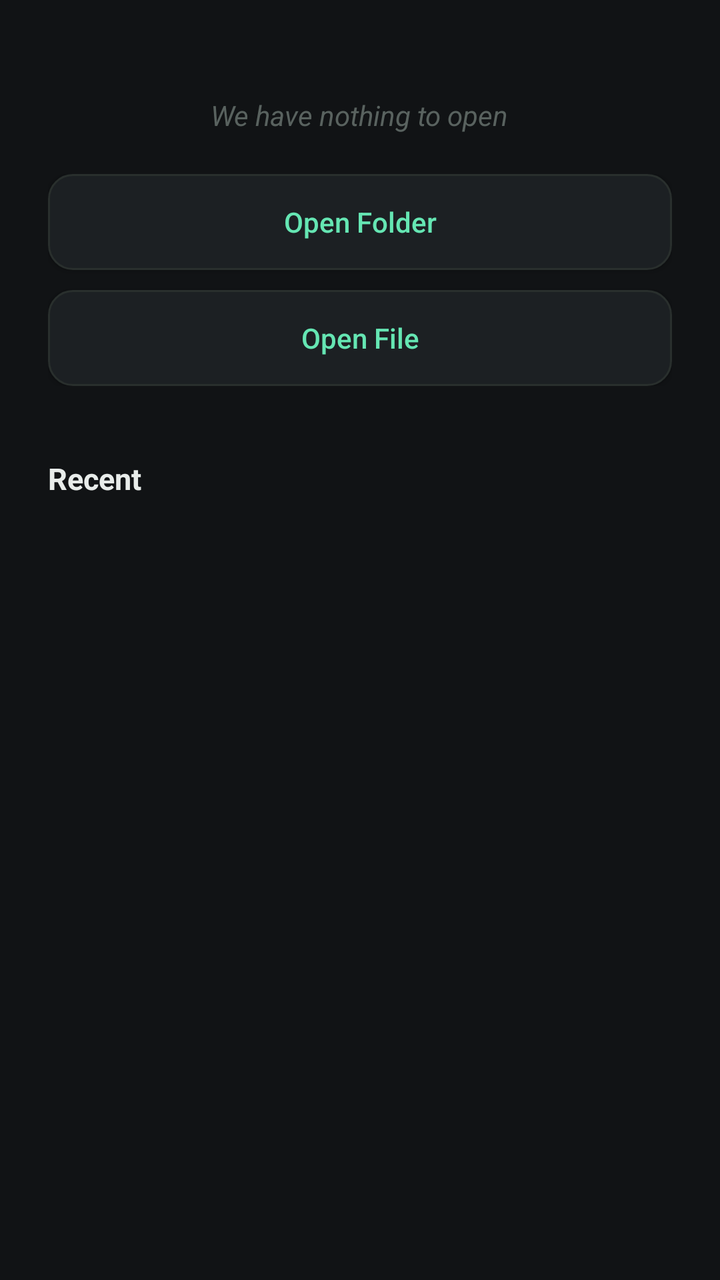
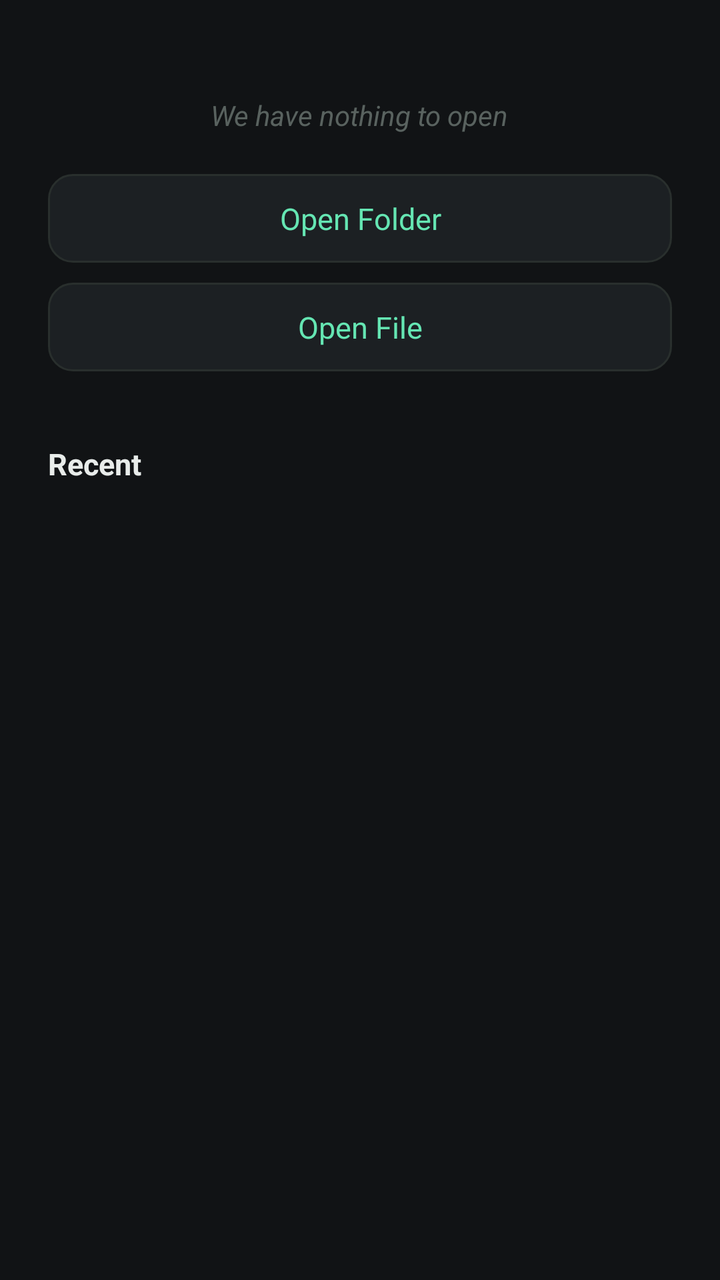

Before-and-after screenshots of an Android layout around one commit, followed by the original layout XML and the change that was made.
<!-- AndroidManifest.xml: application theme Theme.PyEdit -->
<!-- res/layout/view_main_workspace.xml -->
<?xml version="1.0" encoding="utf-8"?>
<FrameLayout xmlns:android="http://schemas.android.com/apk/res/android"
    android:layout_width="match_parent"
    android:layout_height="match_parent"
    android:background="@color/editor_background">

    <LinearLayout
        android:id="@+id/group_empty_state"
        android:layout_width="match_parent"
        android:layout_height="match_parent"
        android:orientation="vertical"
        android:gravity="center_horizontal"
        android:paddingTop="48dp"
        android:paddingStart="24dp"
        android:paddingEnd="24dp">

        <TextView
            android:layout_width="wrap_content"
            android:layout_height="wrap_content"
            android:text="@string/nothing_to_open"
            android:textColor="@color/text_comment"
            android:textStyle="italic"
            android:alpha="0.7"
            android:textSize="14sp"
            android:layout_marginBottom="20dp" />

        
        <LinearLayout
            android:layout_width="match_parent"
            android:layout_height="wrap_content"
            android:orientation="vertical">

            <Button
                android:id="@+id/btn_open_folder"
                android:layout_width="match_parent"
                android:layout_height="wrap_content"
                android:text="@string/open_folder"
                android:textColor="@color/mint_primary"
                android:textAllCaps="false"
                android:background="@drawable/popup_bg"
                android:paddingTop="12dp"
                android:paddingBottom="12dp"
                android:layout_marginBottom="10dp" />

            <Button
                android:id="@+id/btn_open_file"
                android:layout_width="match_parent"
                android:layout_height="wrap_content"
                android:text="@string/open_file"
                android:textColor="@color/mint_primary"
                android:textAllCaps="false"
                android:background="@drawable/popup_bg"
                android:paddingTop="12dp"
                android:paddingBottom="12dp" />

        </LinearLayout>

        <TextView
            android:layout_width="match_parent"
            android:layout_height="wrap_content"
            android:text="@string/drawer_recent"
            android:textStyle="bold"
            android:textColor="@color/text_normal"
            android:textSize="15sp"
            android:layout_marginTop="36dp"
            android:layout_marginBottom="8dp" />

        <androidx.recyclerview.widget.RecyclerView
            android:id="@+id/rv_recent_files_main"
            android:layout_width="match_parent"
            android:layout_height="0dp"
            android:layout_weight="1" />

    </LinearLayout>

    <LinearLayout
        android:id="@+id/group_folder_browse"
        android:layout_width="match_parent"
        android:layout_height="match_parent"
        android:orientation="vertical"
        android:visibility="gone">

        <TextView
            android:id="@+id/tv_no_python_files_main"
            android:layout_width="match_parent"
            android:layout_height="wrap_content"
            android:text="@string/no_python_files"
            android:textColor="@color/text_comment"
            android:textStyle="italic"
            android:alpha="0.7"
            android:textSize="14sp"
            android:gravity="center"
            android:paddingTop="48dp"
            android:visibility="gone" />

        <androidx.recyclerview.widget.RecyclerView
            android:id="@+id/rv_folder_browse_main"
            android:layout_width="match_parent"
            android:layout_height="match_parent"
            android:paddingTop="8dp" />

    </LinearLayout>

</FrameLayout>
<!-- resources referenced by this layout -->
<resources>
  <color name="editor_background">#111315</color>
  <color name="mint_primary">#65E6B3</color>
  <color name="text_comment">#78857F</color>
  <color name="text_normal">#E8ECEA</color>
  <!-- drawable popup_bg (drawable) -->
  <?xml version="1.0" encoding="utf-8"?>
  <shape xmlns:android="http://schemas.android.com/apk/res/android"
      android:shape="rectangle">
      <solid android:color="@color/popup_background" />
      <corners android:radius="12dp" />
      <stroke
          android:width="1dp"
          android:color="@color/border_divider" />
  </shape>
  <string name="drawer_recent">Recent</string>
  <string name="no_python_files">There is no python file inside this folder</string>
  <string name="nothing_to_open">We have nothing to open</string>
  <string name="open_file">Open File</string>
  <string name="open_folder">Open Folder</string>
  <style name="Theme.PyEdit" parent="Theme.MaterialComponents.NoActionBar">
          <item name="colorPrimary">@color/mint_primary</item>
          <item name="colorPrimaryDark">@color/topbar_background</item>
          <item name="colorAccent">@color/mint_primary</item>
          <item name="android:windowBackground">@color/editor_background</item>
          <item name="android:statusBarColor">@color/topbar_background</item>
          <item name="android:navigationBarColor">@color/editor_background</item>
          <item name="android:textColor">@color/text_normal</item>
          <item name="android:textColorPrimary">@color/text_normal</item>
          <item name="android:windowLightStatusBar">false</item>
      </style>
  <color name="popup_background">#1C2023</color>
  <color name="border_divider">#292F2D</color>
  <color name="topbar_background">#181B1E</color>
</resources>

<!-- the commit's change to res/layout/view_main_workspace.xml (unified diff, before → after) -->
@@ -24,34 +24,40 @@
             android:textSize="14sp"
             android:layout_marginBottom="20dp" />
 
-        
         <LinearLayout
             android:layout_width="match_parent"
             android:layout_height="wrap_content"
             android:orientation="vertical">
 
-            <Button
+            
+            <TextView
                 android:id="@+id/btn_open_folder"
                 android:layout_width="match_parent"
                 android:layout_height="wrap_content"
                 android:text="@string/open_folder"
                 android:textColor="@color/mint_primary"
-                android:textAllCaps="false"
+                android:textSize="15sp"
+                android:gravity="center"
                 android:background="@drawable/popup_bg"
                 android:paddingTop="12dp"
                 android:paddingBottom="12dp"
-                android:layout_marginBottom="10dp" />
+                android:layout_marginBottom="10dp"
+                android:clickable="true"
+                android:focusable="true" />
 
-            <Button
+            <TextView
                 android:id="@+id/btn_open_file"
                 android:layout_width="match_parent"
                 android:layout_height="wrap_content"
                 android:text="@string/open_file"
                 android:textColor="@color/mint_primary"
-                android:textAllCaps="false"
+                android:textSize="15sp"
+                android:gravity="center"
                 android:background="@drawable/popup_bg"
                 android:paddingTop="12dp"
-                android:paddingBottom="12dp" />
+                android:paddingBottom="12dp"
+                android:clickable="true"
+                android:focusable="true" />
 
         </LinearLayout>
 
